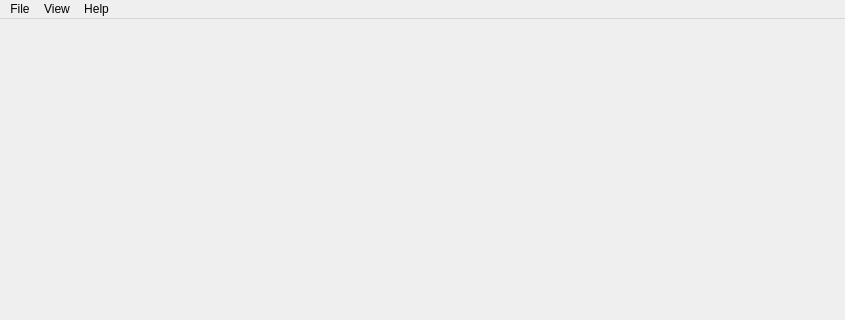
First picture: the form in ui/MainWindow.ui, repository yamedvedya/camera_viewer, before the edit; both pictures show x 0 to 845 and y 0 to 320 of the 845 by 480 pixel window.
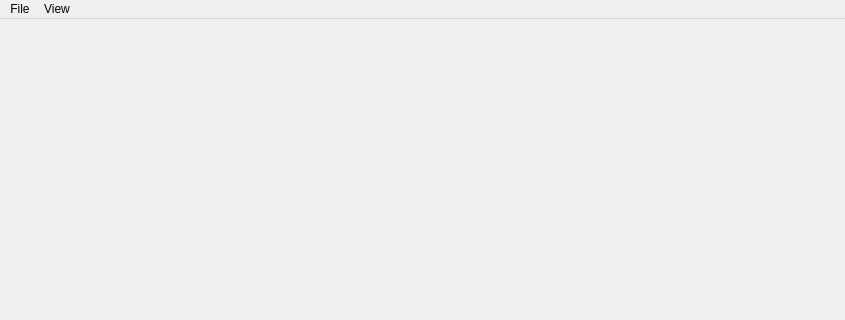
Second picture: the form after the edit.

```diff
--- a/ui/MainWindow.ui
+++ b/ui/MainWindow.ui
@@ -22,7 +22,7 @@
      <x>0</x>
      <y>0</y>
      <width>845</width>
-     <height>30</height>
+     <height>20</height>
     </rect>
    </property>
    <widget class="QMenu" name="menuFile">
@@ -31,12 +31,6 @@
     </property>
     <addaction name="actionQuit"/>
    </widget>
-   <widget class="QMenu" name="menuHelp">
-    <property name="title">
-     <string>Help</string>
-    </property>
-    <addaction name="actionAbout"/>
-   </widget>
    <widget class="QMenu" name="menuView">
     <property name="title">
      <string>View</string>
@@ -44,7 +38,6 @@
    </widget>
    <addaction name="menuFile"/>
    <addaction name="menuView"/>
-   <addaction name="menuHelp"/>
   </widget>
   <widget class="QStatusBar" name="statusbar">
    <property name="sizeGripEnabled">
```
